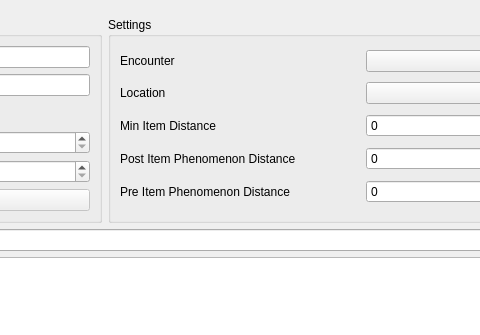
This is Form/Gen5/Tools/PhenomenonItem.ui in NickPlayeZ/PokeFinder as Qt 5 draws it before an edit; both pictures show x 420 to 900 and y 0 to 335 of the 1200 by 700 pixel window. The edited form follows.
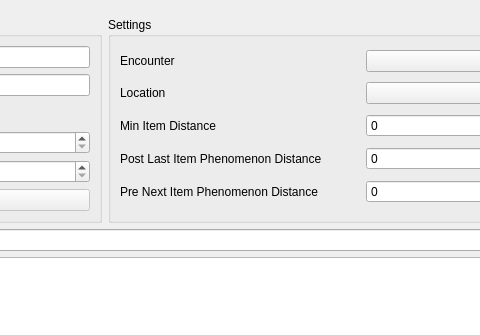
This is the edited form. Custom widgets are drawn as their Qt base class.

Commit message: minor phenomena and static changes and fixes

The edit to the form file:
```diff
--- a/Form/Gen5/Tools/PhenomenonItem.ui
+++ b/Form/Gen5/Tools/PhenomenonItem.ui
@@ -49,9 +49,9 @@
         <item row="1" column="1"><widget class="ComboBoxProxy" name="comboBoxSearcherLocation"/></item>
         <item row="2" column="0"><widget class="QLabel" name="labelSearcherMinItemDistance"><property name="text"><string>Min Item Distance</string></property></widget></item>
         <item row="2" column="1"><widget class="QSpinBox" name="spinBoxSearcherMinItemDistance"><property name="maximum"><number>999999999</number></property></widget></item>
-        <item row="3" column="0"><widget class="QLabel" name="labelSearcherPostItemPhenomenonDistance"><property name="text"><string>Post Item Phenomenon Distance</string></property></widget></item>
+        <item row="3" column="0"><widget class="QLabel" name="labelSearcherPostItemPhenomenonDistance"><property name="text"><string>Post Last Item Phenomenon Distance</string></property></widget></item>
         <item row="3" column="1"><widget class="QSpinBox" name="spinBoxSearcherPostItemPhenomenonDistance"><property name="maximum"><number>999999999</number></property></widget></item>
-        <item row="4" column="0"><widget class="QLabel" name="labelSearcherPreItemPhenomenonDistance"><property name="text"><string>Pre Item Phenomenon Distance</string></property></widget></item>
+        <item row="4" column="0"><widget class="QLabel" name="labelSearcherPreItemPhenomenonDistance"><property name="text"><string>Pre Next Item Phenomenon Distance</string></property></widget></item>
         <item row="4" column="1"><widget class="QSpinBox" name="spinBoxSearcherPreItemPhenomenonDistance"><property name="maximum"><number>999999999</number></property></widget></item>
        </layout>
       </widget>
```
The commit also changes 1 other file.
